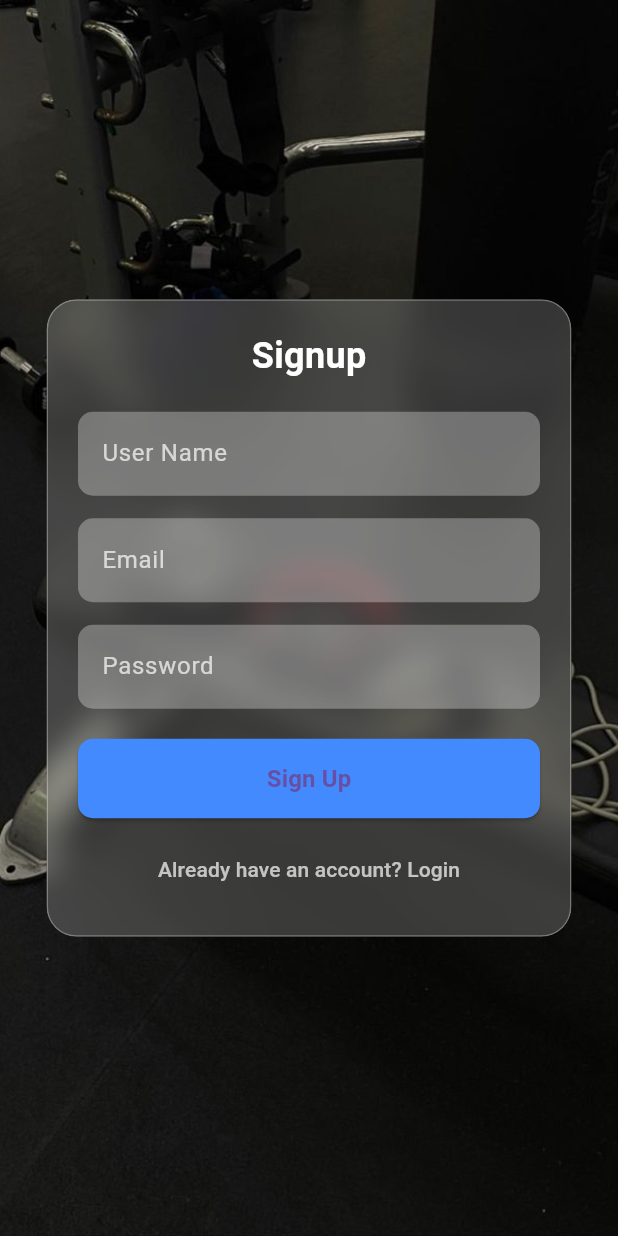
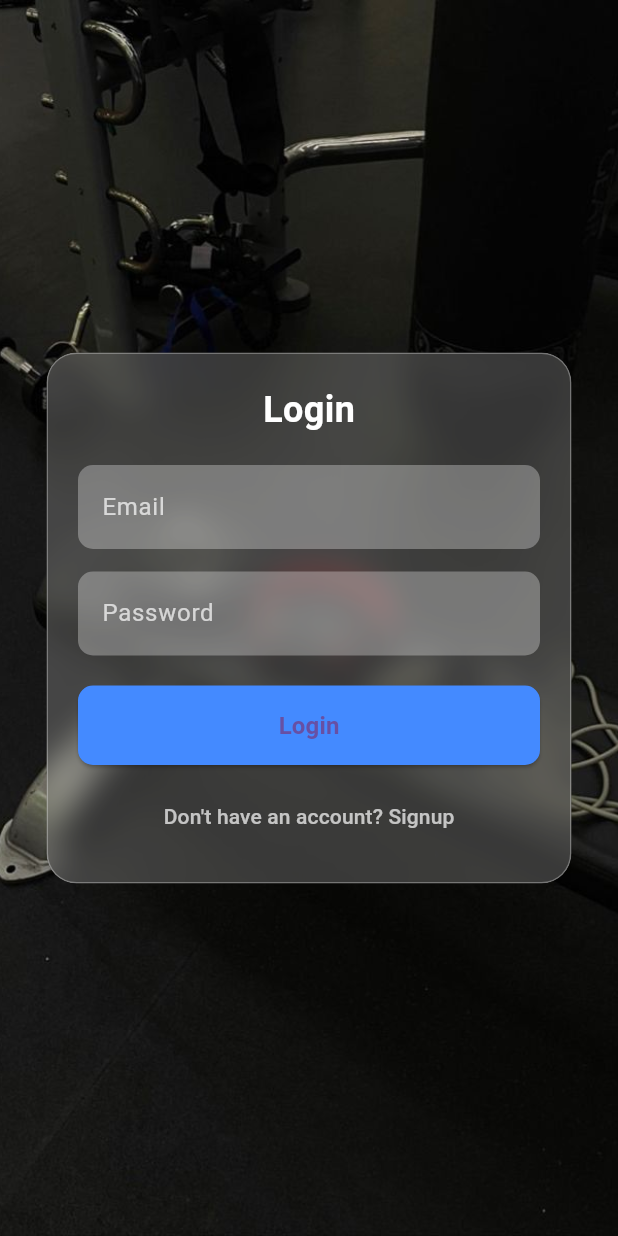
Before and after one commit to Bijay-Gurung/Boost-Productivity-and-Health, a Flutter app: the screen it shows after launch, after a tap on "Already have an account? Login", on a phone screen of 412 x 824 dp. Run offline on Flutter 3.47's test engine with Material 3 defaults, Android fonts, the phone set to English and light mode, and no system bars; network calls fail.

Commit message:
Adding the backend of login

```diff
--- a/lib/Login.dart
+++ b/lib/Login.dart
@@ -1,6 +1,7 @@
 import 'package:flutter/material.dart';
 import 'package:http/http.dart' as http;
 import 'dart:convert';
+import 'dart:ui';
 
 class Login extends StatefulWidget {
   const Login({super.key});
@@ -12,32 +13,46 @@ class Login extends StatefulWidget {
 class _LoginScreenState extends State<Login> {
   final _emailController = TextEditingController();
   final _passwordController = TextEditingController();
+  bool _isLoading = false;
 
   Future<void> _login() async {
-    final url = Uri.parse('http://localhost:4000/login'); // Replace with your login route
+    final url = Uri.parse('http://192.168.1.74:4000/login');
+
+    if (_emailController.text.isEmpty || _passwordController.text.isEmpty) {
+      ScaffoldMessenger.of(context).showSnackBar(
+        const SnackBar(content: Text('Please fill in all fields')),
+      );
+      return;
+    }
+
+    setState(() => _isLoading = true);
 
     try {
       final response = await http.post(
         url,
+        headers: {'Content-Type': 'application/json'},
         body: json.encode({
           'email': _emailController.text,
           'password': _passwordController.text,
         }),
-        headers: {'Content-Type': 'application/json'},
       );
 
+      setState(() => _isLoading = false);
+
       if (response.statusCode == 200) {
-        // Handle success
+        final data = json.decode(response.body);
         ScaffoldMessenger.of(context).showSnackBar(
-          SnackBar(content: Text('Login successful!')),
+          SnackBar(content: Text(data['message'])),
         );
+        // Navigate to home page or handle login success
       } else {
-        // Handle error
+        final error = json.decode(response.body);
         ScaffoldMessenger.of(context).showSnackBar(
-          SnackBar(content: Text('Invalid credentials')),
+          SnackBar(content: Text(error['message'])),
         );
       }
     } catch (e) {
+      setState(() => _isLoading = false);
       ScaffoldMessenger.of(context).showSnackBar(
         SnackBar(content: Text('Error: $e')),
       );
@@ -47,31 +62,113 @@ class _LoginScreenState extends State<Login> {
   @override
   Widget build(BuildContext context) {
     return Scaffold(
-      appBar: AppBar(
-        title: Text('Login'),
+      body: Stack(
+        children: [
+          Container(
+            decoration: const BoxDecoration(
+              image: DecorationImage(
+                image: AssetImage('assets/dumbbell.jpg'),
+                fit: BoxFit.cover,
               ),
-      body: Padding(
-        padding: const EdgeInsets.all(16.0),
+            ),
+          ),
+          Center(
+            child: ClipRRect(
+              borderRadius: BorderRadius.circular(20),
+              child: BackdropFilter(
+                filter: ImageFilter.blur(sigmaX: 10, sigmaY: 10),
+                child: Container(
+                  width: 350,
+                  padding: const EdgeInsets.all(20),
+                  decoration: BoxDecoration(
+                    color: Colors.white.withOpacity(0.2),
+                    borderRadius: BorderRadius.circular(20),
+                    border: Border.all(
+                      color: Colors.white.withOpacity(0.3),
+                    ),
+                  ),
                   child: Column(
-          children: <Widget>[
+                    mainAxisSize: MainAxisSize.min,
+                    children: [
+                      const Text(
+                        'Login',
+                        style: TextStyle(
+                          fontSize: 24,
+                          fontWeight: FontWeight.bold,
+                          color: Colors.white,
+                        ),
+                      ),
+                      const SizedBox(height: 20),
                       TextField(
                         controller: _emailController,
-              decoration: InputDecoration(labelText: 'Email'),
+                        style: const TextStyle(color: Colors.white),
+                        decoration: InputDecoration(
+                          hintText: 'Email',
+                          hintStyle: const TextStyle(color: Colors.white70),
+                          filled: true,
+                          fillColor: Colors.white.withOpacity(0.3),
+                          border: OutlineInputBorder(
+                            borderRadius: BorderRadius.circular(10),
+                            borderSide: BorderSide.none,
+                          ),
+                        ),
                         keyboardType: TextInputType.emailAddress,
                       ),
+                      const SizedBox(height: 15),
                       TextField(
                         controller: _passwordController,
-              decoration: InputDecoration(labelText: 'Password'),
+                        style: const TextStyle(color: Colors.white),
+                        decoration: InputDecoration(
+                          hintText: 'Password',
+                          hintStyle: const TextStyle(color: Colors.white70),
+                          filled: true,
+                          fillColor: Colors.white.withOpacity(0.3),
+                          border: OutlineInputBorder(
+                            borderRadius: BorderRadius.circular(10),
+                            borderSide: BorderSide.none,
+                          ),
+                        ),
                         obscureText: true,
                       ),
-            SizedBox(height: 20),
+                      const SizedBox(height: 20),
                       ElevatedButton(
-              onPressed: _login,
-              child: Text('Login'),
+                        onPressed: _isLoading ? null : _login,
+                        style: ElevatedButton.styleFrom(
+                          backgroundColor: Colors.blueAccent,
+                          shape: RoundedRectangleBorder(
+                            borderRadius: BorderRadius.circular(10),
+                          ),
+                          padding: const EdgeInsets.symmetric(vertical: 15),
+                          minimumSize: const Size(double.infinity, 50),
+                        ),
+                        child: _isLoading
+                            ? const CircularProgressIndicator(color: Colors.white)
+                            : const Text(
+                                'Login',
+                                style: TextStyle(
+                                  fontSize: 16,
+                                  fontWeight: FontWeight.bold,
+                                ),
+                              ),
+                      ),
+                      const SizedBox(height: 10),
+                      TextButton(
+                        onPressed: () {
+                          Navigator.pop(context);
+                        },
+                        child: const Text(
+                          'Don\'t have an account? Signup',
+                          style: TextStyle(color: Colors.white70),
+                        ),
                       ),
                     ],
                   ),
                 ),
+              ),
+            ),
+          ),
+        ],
+      ),
     );
   }
 }
--- a/lib/Signup.dart
+++ b/lib/Signup.dart
@@ -2,6 +2,7 @@ import 'package:flutter/material.dart';
 import 'package:http/http.dart' as http;
 import 'dart:convert';
 import 'dart:ui';
+import 'Login.dart';
 
 class Signup extends StatefulWidget {
   const Signup({super.key});
@@ -16,7 +17,7 @@ class _SignupScreenState extends State<Signup> {
   final _passwordController = TextEditingController();
 
   Future<void> _signup() async {
-    final url = Uri.parse('http://10.22.18.228:4000/signup');
+    final url = Uri.parse('http://192.168.1.74:4000/signup');
 
     try {
       final response = await http.post(
@@ -155,6 +156,7 @@ class _SignupScreenState extends State<Signup> {
                       const SizedBox(height: 10),
                       TextButton(
                         onPressed: () {
+                          Navigator.pushNamed(context, '/login');
                         },
                         child: const Text(
                           'Already have an account? Login',
--- a/lib/main.dart
+++ b/lib/main.dart
@@ -1,5 +1,6 @@
 import 'package:flutter/material.dart';
 import 'Signup.dart';
+import 'Login.dart';
 
 void main() {
   runApp(MyApp());
@@ -15,7 +16,11 @@
       theme: ThemeData(
         primarySwatch: Colors.blue,
       ),
-      home: Signup(),
+      initialRoute: '/',
+      routes: {
+        '/': (context)=> const Signup(),
+        '/login': (context) => const Login(),
+      },
     );
   }
 }
```
Also changed, not shown: 1 other file. Lines whose indentation alone changed are shown as unchanged.
